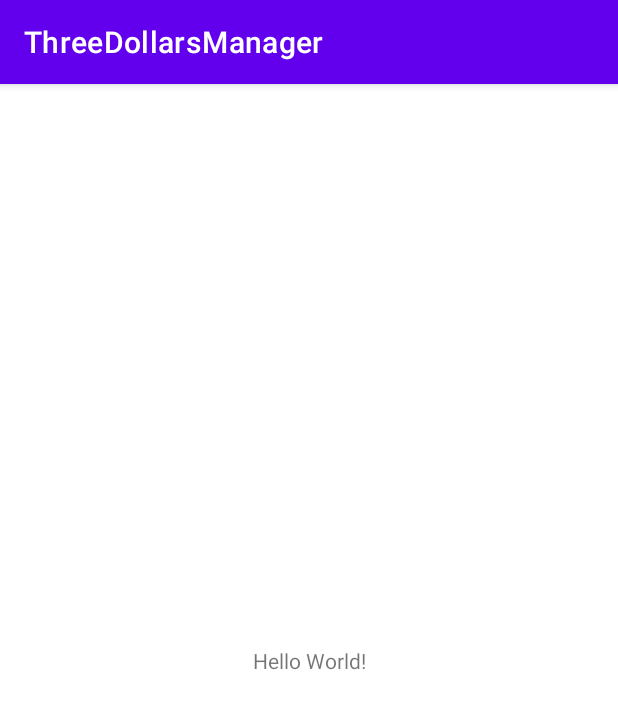
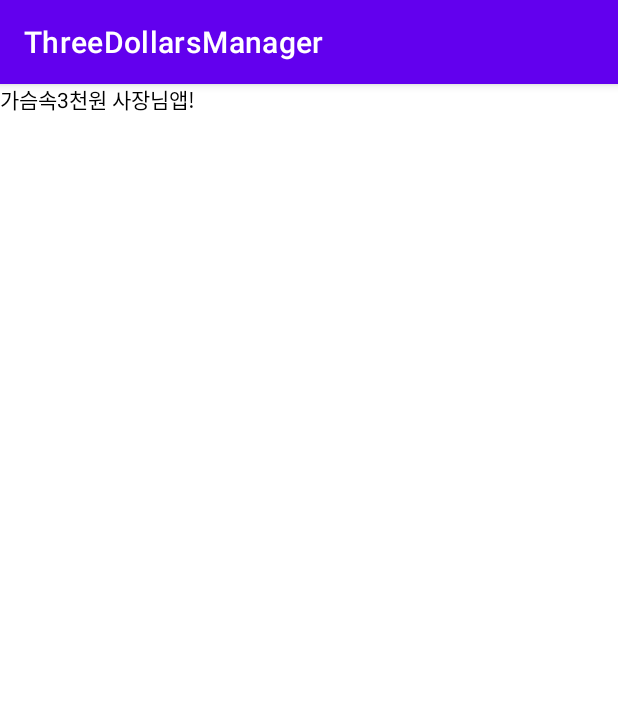
Before and after one commit to 3dollar-in-my-pocket/3dollar-in-my-pocket-manager-android, an Android app built with Jetpack Compose: the screen it shows after launch (MainActivity), on a phone screen of 412 x 824 dp. Shown: the top 709 px of the screen. Run offline under Robolectric (Android 15) with nearby library versions, the phone set to English and light mode, and no system bars.

Commit message:
activity_main.xml 삭제

```diff
--- a/app/build.gradle.kts
+++ b/app/build.gradle.kts
@@ -47,11 +47,11 @@ dependencies {
     implementation(Dependency.Android.ANDROID_MATERIAL)
     implementation(Dependency.Android.CONSTRAINT_LAYOUT)
     implementation(Dependency.Compose.COMPOSE_ACTIVITY)
+    implementation(Dependency.Compose.COMPOSE_FOUNDATION)
     implementation(Dependency.Compose.COMPOSE_MATERIAL)
     implementation(Dependency.Compose.COMPOSE_ANIMATION)
     implementation(Dependency.Compose.COMPOSE_UI_TOOL)
     implementation(Dependency.Compose.COMPOSE_VIEWMODEL)
-    implementation(Dependency.Compose.COMPOSE_UI_TEST)
     implementation(Dependency.Test.JUNIT)
     androidTestImplementation(Dependency.Test.ANDROIDX_JUNIT)
     androidTestImplementation(Dependency.Test.ANDROIDX_ESPRESSO)
--- a/app/src/main/java/app/threedollars/manager/MainActivity.kt
+++ b/app/src/main/java/app/threedollars/manager/MainActivity.kt
@@ -1,11 +1,25 @@
 package app.threedollars.manager
 
 import android.os.Bundle
+import androidx.activity.compose.setContent
 import androidx.appcompat.app.AppCompatActivity
+import androidx.compose.material.MaterialTheme
+import androidx.compose.material.Surface
+import androidx.compose.material.Text
+import androidx.compose.runtime.Composable
 
 class MainActivity : AppCompatActivity() {
     override fun onCreate(savedInstanceState: Bundle?) {
         super.onCreate(savedInstanceState)
-        setContentView(R.layout.activity_main)
+        setContent {
+            Surface(color = MaterialTheme.colors.background) {
+                Greeting("가슴속3천원 사장님앱!")
+            }
+        }
     }
 }
+
+@Composable
+private fun Greeting(text: String) {
+    Text(text)
+}
--- a/app/src/main/res/layout/activity_main.xml
+++ /dev/null
@@ -1,18 +0,0 @@
-<?xml version="1.0" encoding="utf-8"?>
-<androidx.constraintlayout.widget.ConstraintLayout xmlns:android="http://schemas.android.com/apk/res/android"
-    xmlns:app="http://schemas.android.com/apk/res-auto"
-    xmlns:tools="http://schemas.android.com/tools"
-    android:layout_width="match_parent"
-    android:layout_height="match_parent"
-    tools:context=".MainActivity">
-
-    <TextView
-        android:layout_width="wrap_content"
-        android:layout_height="wrap_content"
-        android:text="Hello World!"
-        app:layout_constraintBottom_toBottomOf="parent"
-        app:layout_constraintLeft_toLeftOf="parent"
-        app:layout_constraintRight_toRightOf="parent"
-        app:layout_constraintTop_toTopOf="parent" />
-
-</androidx.constraintlayout.widget.ConstraintLayout>
```
Also changed, not shown: buildSrc/src/main/kotlin/Dependency.kt (+6 -6 lines).
